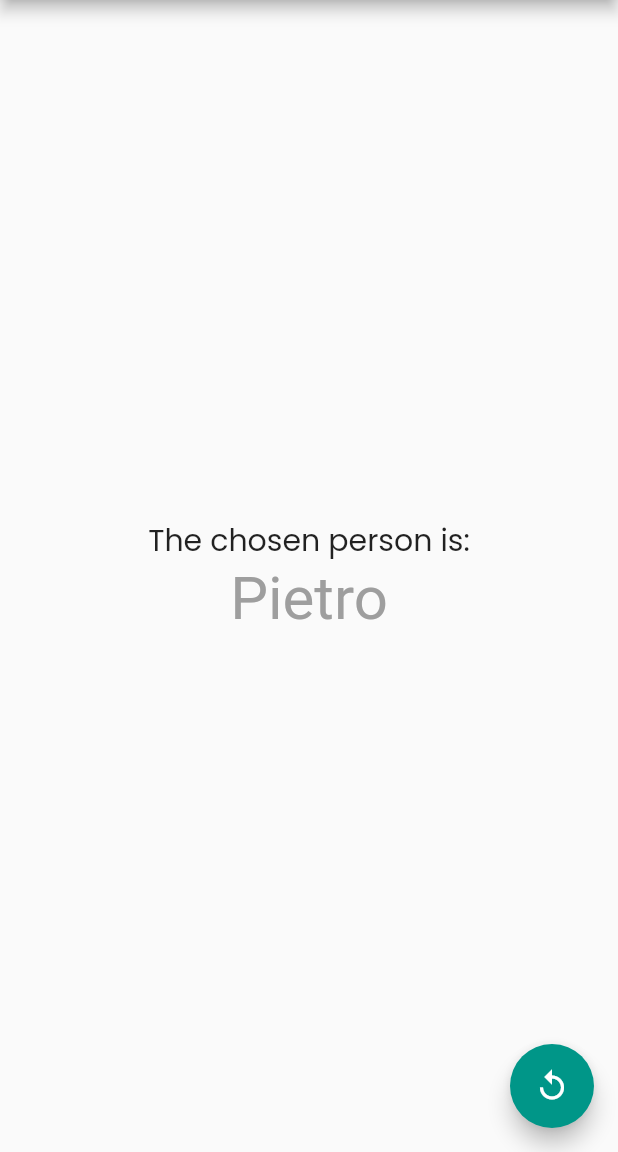
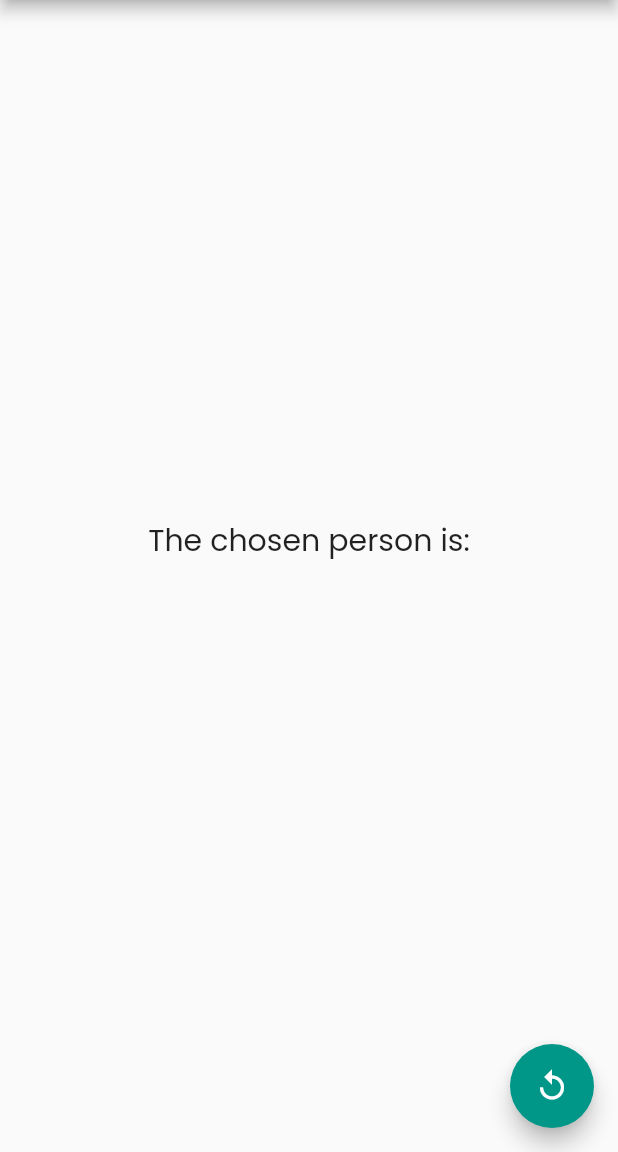
Before and after one commit to nick747/f_cap_choose-a-person, a Flutter app: the screen it shows after launch, after a tap on the "replay" icon, on a phone screen of 412 x 824 dp, the part 84-1236 px from its top. Run offline on Flutter 3.47's test engine with Material 2 defaults, Android fonts, the phone set to English and light mode, and no system bars; Roboto replaces fonts that are missing (Poppins-SemiBold).

Commit message:
Prepared App for Public

```diff
--- a/lib/main.dart
+++ b/lib/main.dart
@@ -4,16 +4,16 @@ import 'dart:math';
 
 List<String> people = [ // put in this list the name of your people
   '',
-  'Noemi',
-  'Raffaele',
-  'Pietro',
-  'Eugenio',
-  'Andrea',
-  'Mario',
-  'Antonio',
-  'Salvatore',
-  'Brunella',
-  'Piergiorgio',
+  ' ',
+  ' ',
+  ' ',
+  ' ',
+  ' ',
+  ' ',
+  ' ',
+  ' ',
+  ' ',
+  ' ',
 ];
 var min = 1;
 var max = people.length - 1;
```
